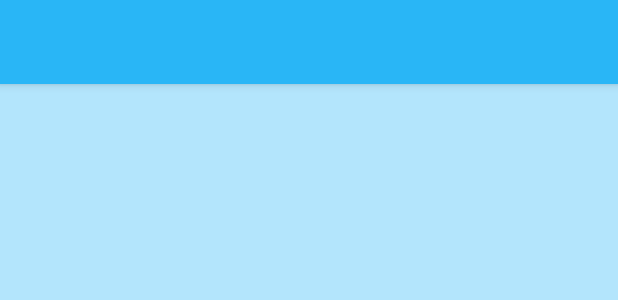
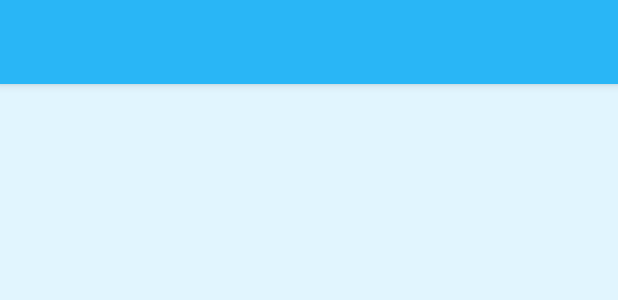
Before and after one commit to Russiee/TourablePublic, an Android app: the layout activity_tour.xml on its own in the app's theme, with its tools: preview values and no code run, on a phone screen of 412 x 824 dp. Shown: the top 300 px of the screen. Run offline under Robolectric (Android 15) with nearby library versions, the phone set to English and light mode, and no system bars.

Commit message:
AND-Staging-3 Fixed anything that could look REALLY crap when presenting.

```diff
--- a/android/app/src/main/java/com/hobbyte/touringandroid/tourdata/PointOfInterest.java
+++ b/android/app/src/main/java/com/hobbyte/touringandroid/tourdata/PointOfInterest.java
@@ -64,7 +64,7 @@ public class PointOfInterest extends TourItem implements Parcelable {
     // currently used for debugging purposes
     @Override
     public String toString() {
-        return String.format("P: %s (%d)", title, nextIndex);
+        return title;
     }
 
     @Override
--- a/android/app/src/main/java/com/hobbyte/touringandroid/tourdata/SubSection.java
+++ b/android/app/src/main/java/com/hobbyte/touringandroid/tourdata/SubSection.java
@@ -95,7 +95,7 @@ public class SubSection extends TourItem implements Parcelable {
     // currently used for debugging purposes
     @Override
     public String toString() {
-        return String.format("S: %s (%d)", title, numSubSections);
+        return title;
     }
 
     @Override
--- a/android/app/src/main/java/com/hobbyte/touringandroid/ui/adapter/TourItemAdapter.java
+++ b/android/app/src/main/java/com/hobbyte/touringandroid/ui/adapter/TourItemAdapter.java
@@ -1,6 +1,7 @@
 package com.hobbyte.touringandroid.ui.adapter;
 
 import android.content.Context;
+import android.graphics.Color;
 import android.view.LayoutInflater;
 import android.view.View;
 import android.view.ViewGroup;
@@ -33,9 +34,10 @@ public class TourItemAdapter extends ArrayAdapter<TourItem> {
         TextView subsectionView = (TextView) view.findViewById(R.id.SubSectionTextView);
 
         if (selected.getType() == TourItem.TYPE_SUBSECTION) {
-            subsectionView.setText(String.format("S: %s", selected.getTitle()));
+            subsectionView.setText(selected.getTitle());
         } else {
-            subsectionView.setText(String.format("P: %s", selected.getTitle()));
+            subsectionView.setText(selected.getTitle());
+            subsectionView.setTextColor(Color.parseColor("#F44336"));
         }
         return view;
     }
--- a/android/app/src/main/res/layout/activity_tour.xml
+++ b/android/app/src/main/res/layout/activity_tour.xml
@@ -65,9 +65,21 @@
                         android:layout_width="wrap_content"
                         android:layout_height="wrap_content"
                         android:id="@+id/leftPOI"
-                        android:layout_gravity="center_vertical|right" />
+                        android:layout_gravity="center_vertical|right"
+                        android:textColor="#ffffff" />
 
                 </LinearLayout>
+
+                <View
+                    android:id="@+id/centDivider"
+                    android:layout_width="1dip"
+                    android:layout_height="10dip"
+                    android:layout_alignParentTop="false"
+                    android:layout_alignParentBottom="false"
+                    android:layout_marginBottom="2dip"
+                    android:layout_marginTop="2dip"
+                    android:background="?android:attr/dividerVertical"
+                    android:layout_centerInParent="true" />
 
                 <LinearLayout
                     android:layout_width="wrap_content"
@@ -81,7 +93,8 @@
                         android:layout_width="wrap_content"
                         android:layout_height="wrap_content"
                         android:id="@+id/rightPOI"
-                        android:layout_gravity="left|center_vertical"/>
+                        android:layout_gravity="left|center_vertical"
+                        android:textColor="#ffffff" />
 
                     <ImageView
                         android:layout_width="wrap_content"
--- a/android/app/src/main/res/layout/poi_image.xml
+++ b/android/app/src/main/res/layout/poi_image.xml
@@ -2,4 +2,5 @@
 <ImageView xmlns:android="http://schemas.android.com/apk/res/android"
     android:layout_width="fill_parent"
     android:layout_height="wrap_content"
+    android:padding="9dp"
     android:id="@+id/poiContentImageView" />
--- a/android/app/src/main/res/values/colors.xml
+++ b/android/app/src/main/res/values/colors.xml
@@ -4,7 +4,7 @@
     <color name="colorPrimaryDark">#01579B</color>
     <color name="colorAccent">#F44336</color>
     <color name="button_normal">#424242</color>
-    <color name="colorBackground">#B3E5FC</color>
+    <color name="colorBackground">#E1F5FE</color>
     <color name="tintedBackground">#556D79</color>
     <color name="colorText">#424242</color>
     <color name="whiteBGText">#424242</color>
```
